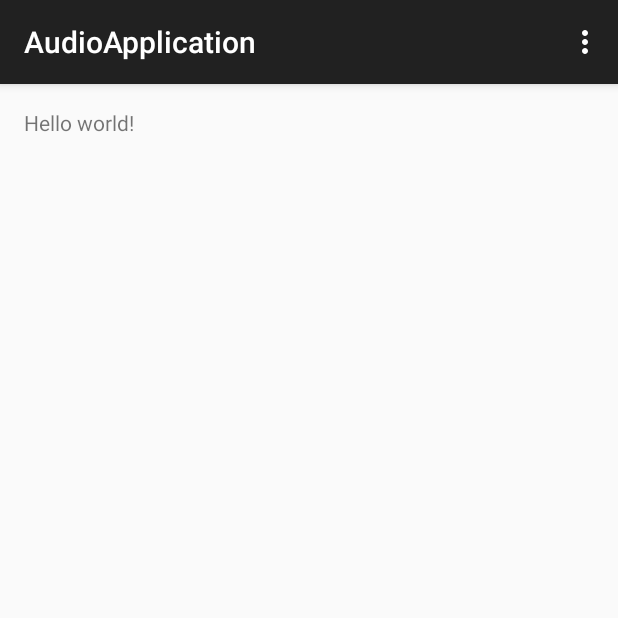
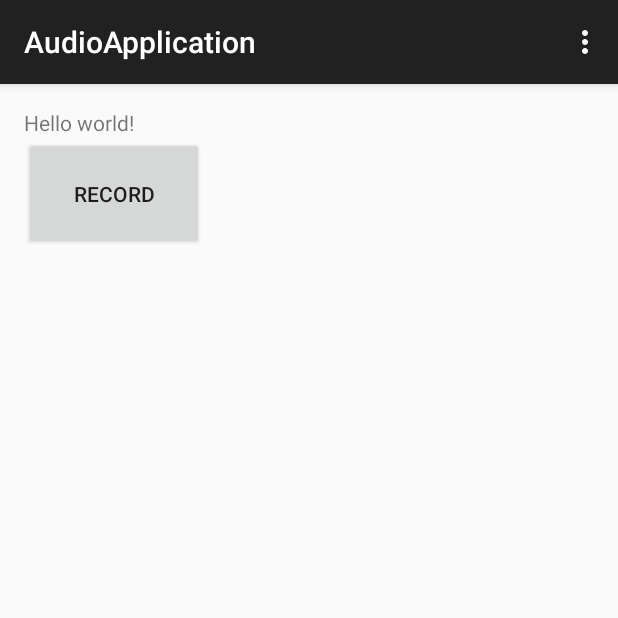
Before and after one commit to hw87244557/CS169, an Android app: the screen it shows after launch (MainActivity), on a phone screen of 412 x 824 dp, the top half of it. Run offline under Robolectric (Android 15) with nearby library versions, the phone set to English and light mode, and no system bars.

Commit message:
Add AudioRecorder

```diff
--- a/app/src/main/AndroidManifest.xml
+++ b/app/src/main/AndroidManifest.xml
@@ -1,7 +1,8 @@
 <?xml version="1.0" encoding="utf-8"?>
 <manifest xmlns:android="http://schemas.android.com/apk/res/android"
     package="com.example.weihuang.audioapplication" >
-
+    <uses-permission android:name="android.permission.RECORD_AUDIO" />
+    <uses-permission android:name="android.permission.WRITE_EXTERNAL_STORAGE" />
     <application
         android:allowBackup="true"
         android:icon="@mipmap/ic_launcher"
@@ -10,6 +11,7 @@
         <activity
             android:name=".MainActivity"
             android:label="@string/app_name" >
+
             <intent-filter>
                 <action android:name="android.intent.action.MAIN" />
 
@@ -17,5 +19,4 @@
             </intent-filter>
         </activity>
     </application>
-
 </manifest>
--- a/app/src/main/java/com/example/weihuang/audioapplication/MainActivity.java
+++ b/app/src/main/java/com/example/weihuang/audioapplication/MainActivity.java
@@ -4,16 +4,24 @@ import android.support.v7.app.ActionBarActivity;
 import android.os.Bundle;
 import android.view.Menu;
 import android.view.MenuItem;
+import android.widget.Button;
 
 
 public class MainActivity extends ActionBarActivity {
+
+    private Button buttonRecord, buttonPlay;
 
     @Override
     protected void onCreate(Bundle savedInstanceState) {
         super.onCreate(savedInstanceState);
         setContentView(R.layout.activity_main);
+        buttonRecord = (Button) findViewById(R.id.button_record);
+        buttonPlay = (Button) findViewById(R.id.button_play);
+        ButtonListener buttonListener = new ButtonListener();
+        buttonListener.setContext(this);
+        buttonRecord.setOnClickListener(buttonListener);
+        buttonPlay.setOnClickListener(buttonListener);
     }
-
 
     @Override
     public boolean onCreateOptionsMenu(Menu menu) {
--- a/app/src/main/res/layout/activity_main.xml
+++ b/app/src/main/res/layout/activity_main.xml
@@ -5,7 +5,27 @@
     android:paddingTop="@dimen/activity_vertical_margin"
     android:paddingBottom="@dimen/activity_vertical_margin" tools:context=".MainActivity">
 
-    <TextView android:text="@string/hello_world" android:layout_width="wrap_content"
-        android:layout_height="wrap_content" />
+    <TextView
+        android:id="@+id/hello_world"
+        android:text="@string/hello_world"
+        android:layout_width="wrap_content"
+        android:layout_height="wrap_content"
+        />
+
+    <Button
+        android:id="@+id/button_record"
+        android:layout_width="120dp"
+        android:layout_height="75dp"
+        android:text="Record"
+        android:layout_below="@+id/hello_world"
+        android:layout_alignParentStart="true" />
+    <Button
+        android:id="@+id/button_play"
+        android:layout_width="120dp"
+        android:layout_height="75dp"
+        android:text="Play"
+        android:layout_below="@+id/hello_world"
+        android:visibility="invisible"
+        android:layout_alignParentStart="true"/>
 
 </RelativeLayout>
```
Also changed, not shown: app/src/main/java/com/example/weihuang/audioapplication/ButtonListener.java (added, +31 -0 lines), app/src/main/java/com/example/weihuang/audioapplication/Constants.java (added, +10 -0 lines), app/src/main/java/com/example/weihuang/audioapplication/TaskPlay.java (added, +72 -0 lines), app/src/main/java/com/example/weihuang/audioapplication/TaskRecord.java (added, +118 -0 lines), 1 other file.
